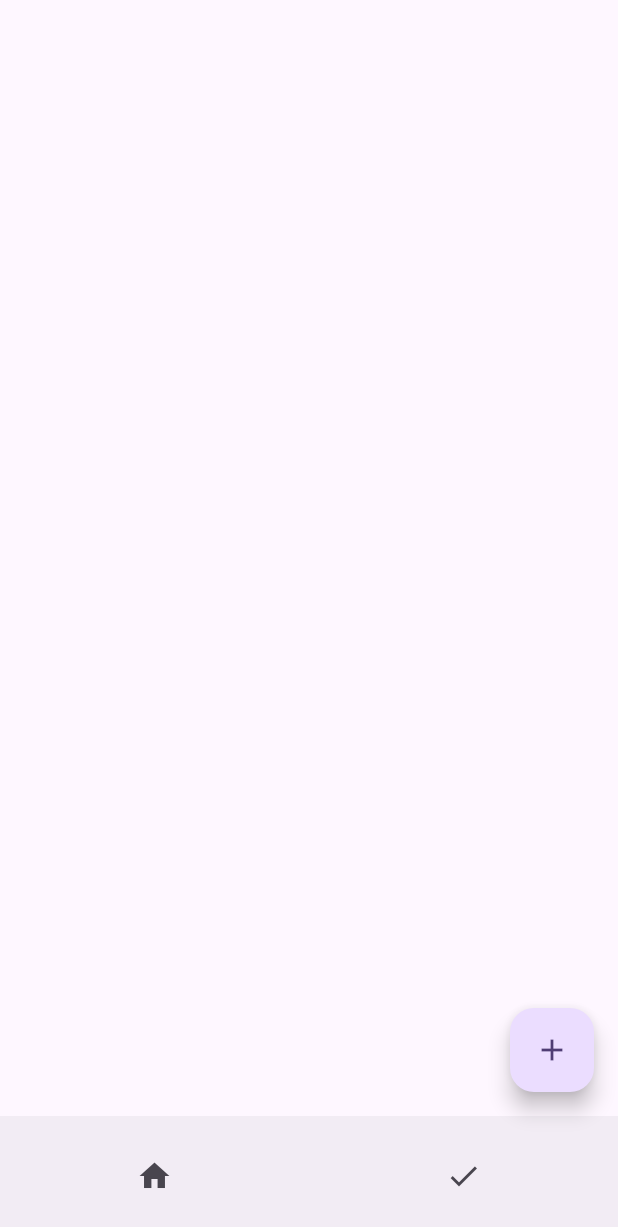
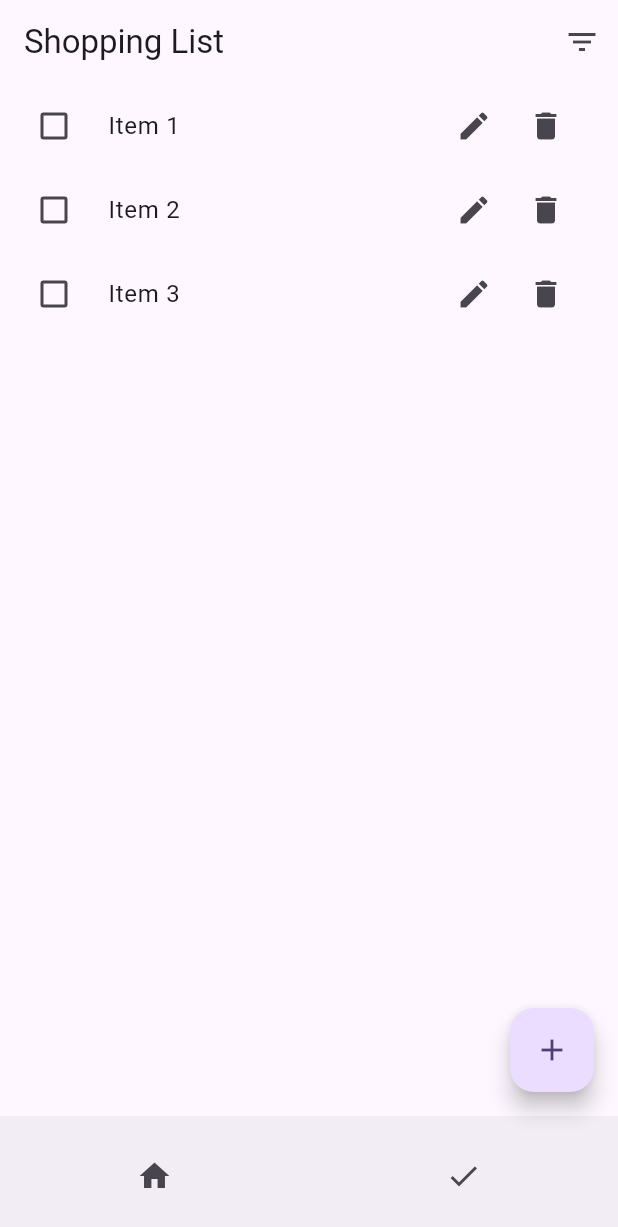
Before and after one commit to robip11/naloga, a Flutter app: the screen it shows after launch, on a phone screen of 412 x 824 dp. Shown: the top 1227 px of the screen. Run offline on Flutter 3.47's test engine with Material 3 defaults, Android fonts, the phone set to English and light mode, and no system bars.

Commit message:
completing the second page

```diff
--- a/lib/main.dart
+++ b/lib/main.dart
@@ -3,7 +3,7 @@
 
 void main()
 {
-  runApp(MyApp());
+  runApp(const MyApp());
 }
 
 class MyApp extends StatelessWidget
@@ -20,7 +20,7 @@
           colorScheme: ColorScheme.fromSeed(seedColor: Colors.deepPurple),
        ),
 
-        home: HomePage(),
+        home: const HomePage(),
       );
 
   }
@@ -33,6 +33,8 @@
 
 class HomePage extends StatefulWidget
 {
+  const HomePage({super.key});
+
   @override
   _HomePage createState() => _HomePage();
 
@@ -47,36 +49,37 @@
 }
 
 List<Item> _checkedItemsList =[];
-  List<Item> _itemsList =[];
+List<Item> _itemsList =
+[
+  Item('Item 1', false),
+  Item('Item 2', false),
+  Item('Item 3', false),
+];
 
 class _HomePage extends State<HomePage>
 {
-  //var selectedIndex = 0;
-
-
-
   @override
   Widget build(BuildContext context)
   {
-    // Widget page;
-    // switch (selectedIndex)
-    // {
-    //   case 0:
-    //     page = HomePage();
-    //     break;
-    //   case 1:
-    //     page = StoredItemsScreen();
-    //     break;
-    //   default:
-    //     throw UnimplementedError('no widget for $selectedIndex');
-    // }
-
     return LayoutBuilder
     (
       builder: (context, constraints)
       {
         return Scaffold
         (
+          appBar: AppBar
+          (
+            title: const Text('Shopping List'),
+            actions:
+            [
+              IconButton
+              (
+                onPressed:(){ filterItem(); },
+                icon: const Icon(Icons.filter_list)
+              )
+            ],
+          ),
+
           body: ListView.builder
           (
             itemCount: _itemsList.length,
@@ -94,13 +97,13 @@
                     (
                       tooltip: 'Edit Item',
                       onPressed: () => _editItem(index),
-                      icon: Icon(Icons.edit)
+                      icon: const Icon(Icons.edit)
                     ),
                     IconButton
                     (
                       tooltip: 'Delete Item',
                       onPressed: () => _deleteItem(index),
-                      icon: Icon(Icons.delete)
+                      icon: const Icon(Icons.delete)
                     )
                   ],
                 ),
@@ -113,9 +116,9 @@
                   setState(()
                   {
                     _itemsList[index].isChecked = value!;
-                    _checkedItemsList.add(_itemsList[index]);
-
-                    _checkedItem(index);
+                    //_checkedItemsList.add(_itemsList[index]);
+                    //_checkedItem(index);
+                    _checkbox(_itemsList[index]);
                   });
                 },
                 );
@@ -134,10 +137,10 @@
                     Navigator.push
                     (
                      context,
-                     MaterialPageRoute(builder: (context) => HomePage())
+                     MaterialPageRoute(builder: (context) => const HomePage())
                     );
                   },
-                  icon: Icon(Icons.home),
+                  icon: const Icon(Icons.home),
                 ),
                 IconButton
                 (
@@ -146,36 +149,13 @@
                     Navigator.push
                     (
                      context,
-                     MaterialPageRoute(builder: (context) => StoredItemsPage())
+                     MaterialPageRoute(builder: (context) => const StoredItemsPage())
                     );
                   },
-                  //label: Text('Checked Item'),
-                  icon: Icon(Icons.done),
+                  icon: const Icon(Icons.done),
                 )
-
-                // ,NavigationDestination
-                // (
-                //   icon: Icon(Icons.home),
-                //   label: ('Home'),
-                // ),
-                // NavigationDestination
-                // (
-                //   icon: Icon(Icons.done),
-                //   label: ('Checked Items'),
-                // ),
               ],
-              // selectedIndex: selectedIndex,
-              // onDestinationSelected: (value)
-              // {
-              //   setState(()
-              //   {
-              //     selectedIndex = value;
-              //   });
-              // }
             ),
-
-
-
           floatingActionButton: FloatingActionButton
           (
             onPressed: ()
@@ -183,7 +163,7 @@
               _addNewItem();
             },
             tooltip: 'Add Item',
-            child: Icon(Icons.add),
+            child: const Icon(Icons.add),
           )
         );
       }
@@ -199,7 +179,7 @@
       {
         return AlertDialog
         (
-          title: Text('Add New Item'),
+          title: const Text('Add New Item'),
           content: TextField
           (
             onSubmitted: (value)
@@ -227,7 +207,7 @@
       {
         return AlertDialog
         (
-          title: Text('Edit Item'),
+          title: const Text('Edit Item'),
           content: TextField
             (
             controller: editController,
@@ -244,13 +224,12 @@
       }
     );
   }
+  void filterItem() {
+    setState(() {
+      _checkedItemsList =  _itemsList.where((item) => item.isChecked).toList();
+    });}
 
-  void _checkedItem(int index)
-  {
-    setState(() {
-      _checkedItemsList.add(_itemsList[index]);
-    });
-  }
+
 
   void _deleteItem(int index)
   {
@@ -260,21 +239,28 @@
     });
   }
 
-  void _checkbox(int index)
+
+void _checkbox(Item item)
 {
-    if (_checkedItemsList.contains(_itemsList[index]))
+  setState((){
+  if (_checkedItemsList.contains(item))
   {
-      _checkedItemsList.remove(_itemsList[index]);
+    _checkedItemsList.remove(item);
+    item.isChecked = false;
   }
   else
   {
-      _checkedItemsList.add(_itemsList[index]);
+    _checkedItemsList.add(item);
+    item.isChecked = true;
+  }});
 }
-  }
+
 }
 
 class StoredItemsPage extends StatefulWidget
 {
+  const StoredItemsPage({super.key});
+
   @override
   _StoredItemsPage createState() => _StoredItemsPage();
 
@@ -308,8 +294,8 @@
                     IconButton
                     (
                       tooltip: 'Uncheck Item',
-                      onPressed: () => _deleteItem(index),
-                      icon: Icon(Icons.check_box)
+                      onPressed: () => _checkbox(_checkedItemsList[index]),
+                      icon: const Icon(Icons.check_box)
                     )
                   ],
                 )
@@ -328,10 +314,10 @@
                     Navigator.push
                     (
                      context,
-                     MaterialPageRoute(builder: (context) => HomePage())
+                     MaterialPageRoute(builder: (context) => const HomePage())
                     );
                   },
-                  icon: Icon(Icons.home),
+                  icon: const Icon(Icons.home),
                 ),
                 IconButton
                 (
@@ -340,11 +326,11 @@
                     Navigator.push
                     (
                      context,
-                     MaterialPageRoute(builder: (context) => StoredItemsPage())
+                     MaterialPageRoute(builder: (context) => const StoredItemsPage())
                     );
                   },
                   //label: Text('Checked Item'),
-                  icon: Icon(Icons.done),
+                  icon: const Icon(Icons.done),
                 )
               ],
             ),
@@ -354,12 +340,18 @@
     );
   }
 
-  void _deleteItem(int index)
+  void _checkbox(Item item)
 {
-    setState(()
+  setState((){
+  if (_checkedItemsList.contains(item))
   {
-      _checkedItemsList.removeAt(index);
-      _itemsList.remove(_checkedItemsList[index]);
-    });
+    _checkedItemsList.remove(item);
+    item.isChecked = false;
+  }
+  else
+  {
+    _checkedItemsList.add(item);
+    item.isChecked = true;
+  }});
 }
 }
```
Lines whose indentation alone changed are shown as unchanged.
